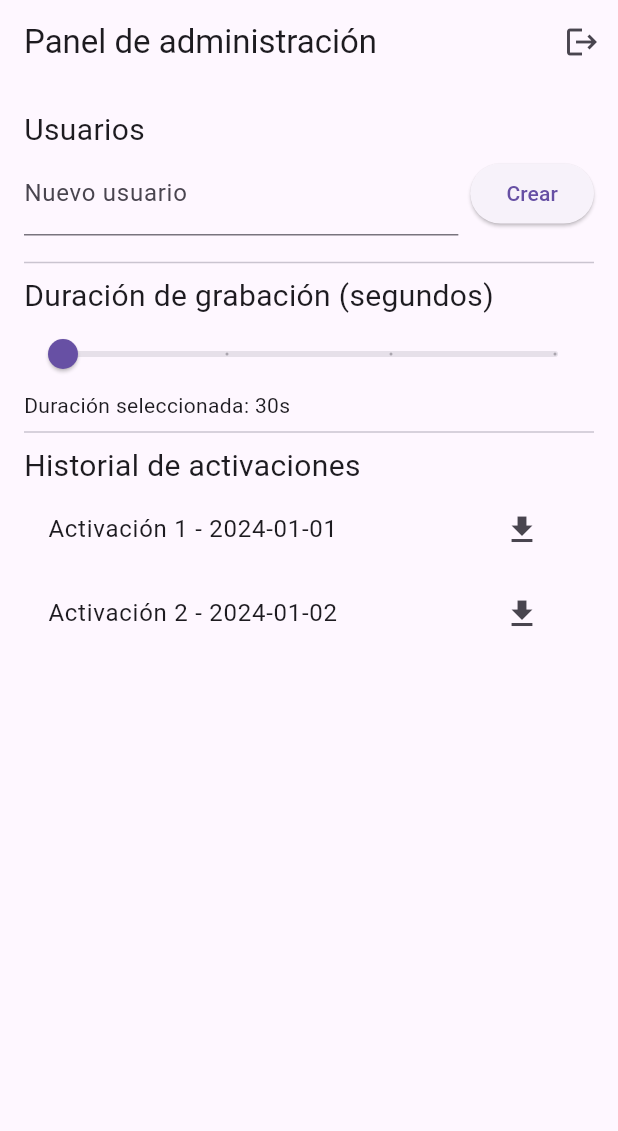
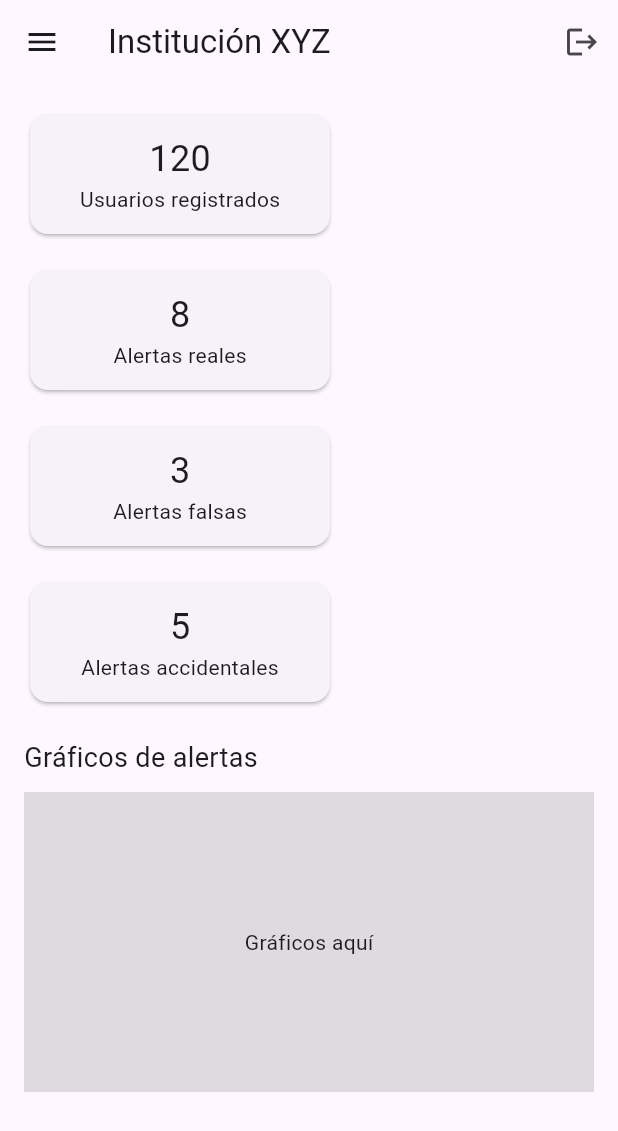
Before and after one commit to benpido/adminweb, a Flutter app: the screen it shows once a user with an empty profile is signed in, on a phone screen of 412 x 824 dp. Shown: the top 1131 px of the screen. Run offline on Flutter 3.47's test engine with Material 3 defaults, Android fonts, the phone set to English and light mode, and no system bars; our stand-ins replace firebase_auth, firebase_core; missing offline and left inert: dart:html; accounts and stored records are empty; network calls fail.

Commit message:
Expand admin panel with modular pages

```diff
--- a/lib/main.dart
+++ b/lib/main.dart
@@ -2,6 +2,11 @@ import 'package:flutter/material.dart';
 import 'package:firebase_core/firebase_core.dart';
 import 'package:firebase_auth/firebase_auth.dart';
 import 'firebase_options.dart';
+import 'pages/dashboard_page.dart';
+import 'pages/users_page.dart';
+import 'pages/activations_page.dart';
+import 'pages/recordings_page.dart';
+import 'pages/settings_page.dart';
 
 Future<void> main() async {
   WidgetsFlutterBinding.ensureInitialized();
@@ -52,6 +57,32 @@ class _LoginPageState extends State<LoginPage> {
         email: emailController.text,
         password: passwordController.text,
       );
+      final otpOk = await showDialog<bool>(
+            context: context,
+            builder: (context) {
+              final controller = TextEditingController();
+              return AlertDialog(
+                title: const Text('Código 2FA'),
+                content: TextField(
+                  controller: controller,
+                  decoration:
+                      const InputDecoration(labelText: 'Ingrese el código'),
+                ),
+                actions: [
+                  TextButton(
+                    onPressed: () =>
+                        Navigator.of(context).pop(controller.text == '123456'),
+                    child: const Text('Validar'),
+                  )
+                ],
+              );
+            },
+          ) ??
+          false;
+      if (!otpOk) {
+        await FirebaseAuth.instance.signOut();
+        setState(() => error = 'Código 2FA incorrecto');
+      }
     } on FirebaseAuthException catch (e) {
       if (e.code == 'user-not-found') {
         setState(() => error = 'Cuenta no encontrada');
@@ -93,6 +124,7 @@ class _LoginPageState extends State<LoginPage> {
   }
 }
 
+
 class AdminPanel extends StatefulWidget {
   const AdminPanel({super.key});
 
@@ -101,62 +133,40 @@ class AdminPanel extends StatefulWidget {
 }
 
 class _AdminPanelState extends State<AdminPanel> {
-  final TextEditingController userController = TextEditingController();
-  final TextEditingController editController = TextEditingController();
-  final List<String> users = [];
-  double recordingDuration = 30;
+  int index = 0;
 
-  final List<String> activations = [
-    'Activación 1 - 2024-01-01',
-    'Activación 2 - 2024-01-02',
+  static final _pages = [
+    const DashboardPage(),
+    const UsersPage(),
+    const ActivationsPage(),
+    const RecordingsPage(),
+    const SettingsPage(),
   ];
 
-  void _addUser() {
-    final text = userController.text;
-    if (text.isNotEmpty) {
-      setState(() {
-        users.add(text);
-        userController.clear();
-      });
-    }
-  }
-
-  void _editUser(int index) {
-    editController.text = users[index];
-    showDialog(
-      context: context,
-      builder: (context) {
-        return AlertDialog(
-          title: const Text('Editar usuario'),
-          content: TextField(controller: editController),
-          actions: [
-            TextButton(
-              onPressed: () {
-                setState(() {
-                  users[index] = editController.text;
-                });
-                Navigator.of(context).pop();
-              },
-              child: const Text('Guardar'),
-            ),
-          ],
-        );
-      },
-    );
-  }
-
-  void _deleteUser(int index) {
-    setState(() {
-      users.removeAt(index);
-    });
-  }
+  static const _titles = [
+    'Dashboard',
+    'Usuarios',
+    'Activaciones',
+    'Grabaciones',
+    'Configuración',
+  ];
 
   @override
   Widget build(BuildContext context) {
+    return LayoutBuilder(
+      builder: (context, constraints) {
+        final useRail = constraints.maxWidth >= 700;
+        final user = FirebaseAuth.instance.currentUser;
+        final content = _pages[index];
         return Scaffold(
           appBar: AppBar(
-        title: const Text('Panel de administración'),
+            title: const Text('Institución XYZ'),
             actions: [
+              if (user != null)
+                Padding(
+                  padding: const EdgeInsets.symmetric(horizontal: 16),
+                  child: Center(child: Text(user.email ?? '')),
+                ),
               IconButton(
                 icon: const Icon(Icons.logout),
                 tooltip: 'Cerrar sesión',
@@ -164,71 +174,59 @@ class _AdminPanelState extends State<AdminPanel> {
               ),
             ],
           ),
-      body: Padding(
-        padding: const EdgeInsets.all(16),
+          drawer: useRail
+              ? null
+              : Drawer(
                   child: ListView(
                     children: [
-            const Text('Usuarios', style: TextStyle(fontSize: 20)),
-            Row(
-              children: [
-                Expanded(
-                  child: TextField(
-                    controller: userController,
-                    decoration: const InputDecoration(labelText: 'Nuevo usuario'),
-                  ),
-                ),
-                const SizedBox(width: 8),
-                ElevatedButton(onPressed: _addUser, child: const Text('Crear')),
-              ],
-            ),
-            const SizedBox(height: 10),
-            ...List.generate(users.length, (index) {
-              return ListTile(
-                title: Text(users[index]),
-                trailing: Row(
-                  mainAxisSize: MainAxisSize.min,
-                  children: [
-                    IconButton(
-                      icon: const Icon(Icons.edit),
-                      onPressed: () => _editUser(index),
-                    ),
-                    IconButton(
-                      icon: const Icon(Icons.delete),
-                      onPressed: () => _deleteUser(index),
-                    ),
-                  ],
-                ),
-              );
-            }),
-            const Divider(),
-            const Text('Duración de grabación (segundos)', style: TextStyle(fontSize: 20)),
-            Slider(
-              min: 30,
-              max: 60,
-              divisions: 3,
-              value: recordingDuration,
-              label: recordingDuration.round().toString(),
-              onChanged: (value) {
-                setState(() {
-                  recordingDuration = value;
-                });
+                      for (var i = 0; i < _pages.length; i++)
+                        ListTile(
+                          leading: _iconFor(i),
+                          selected: index == i,
+                          title: Text(_titles[i]),
+                          onTap: () {
+                            setState(() => index = i);
+                            Navigator.pop(context);
                           },
-            ),
-            Text('Duración seleccionada: ${recordingDuration.round()}s'),
-            const Divider(),
-            const Text('Historial de activaciones', style: TextStyle(fontSize: 20)),
-            ...activations.map(
-              (a) => ListTile(
-                title: Text(a),
-                trailing: IconButton(
-                  icon: const Icon(Icons.download),
-                  onPressed: () {},
-                ),
-              ),
                         ),
                     ],
                   ),
                 ),
+          body: Row(
+            children: [
+              if (useRail)
+                NavigationRail(
+                  selectedIndex: index,
+                  onDestinationSelected: (i) => setState(() => index = i),
+                  labelType: NavigationRailLabelType.all,
+                  destinations: [
+                    for (var i = 0; i < _pages.length; i++)
+                      NavigationRailDestination(
+                        icon: _iconFor(i),
+                        label: Text(_titles[i]),
+                      ),
+                  ],
+                ),
+              Expanded(child: content),
+            ],
+          ),
+        );
+      },
     );
   }
+
+  static Icon _iconFor(int i) {
+    switch (i) {
+      case 0:
+        return const Icon(Icons.dashboard);
+      case 1:
+        return const Icon(Icons.people);
+      case 2:
+        return const Icon(Icons.history);
+      case 3:
+        return const Icon(Icons.library_music);
+      default:
+        return const Icon(Icons.settings);
     }
+  }
+}
--- /dev/null
+++ b/lib/pages/dashboard_page.dart
@@ -0,0 +1,62 @@
+import 'package:flutter/material.dart';
+
+class DashboardPage extends StatelessWidget {
+  const DashboardPage({super.key});
+
+  @override
+  Widget build(BuildContext context) {
+    return SingleChildScrollView(
+      padding: const EdgeInsets.all(16),
+      child: Column(
+        crossAxisAlignment: CrossAxisAlignment.start,
+        children: [
+          Wrap(
+            spacing: 16,
+            runSpacing: 16,
+            children: const [
+              _MetricCard(title: 'Usuarios registrados', value: '120'),
+              _MetricCard(title: 'Alertas reales', value: '8'),
+              _MetricCard(title: 'Alertas falsas', value: '3'),
+              _MetricCard(title: 'Alertas accidentales', value: '5'),
+            ],
+          ),
+          const SizedBox(height: 20),
+          const Text('Gráficos de alertas', style: TextStyle(fontSize: 18)),
+          const SizedBox(height: 10),
+          Container(
+            height: 200,
+            color: Colors.black12,
+            alignment: Alignment.center,
+            child: const Text('Gráficos aquí'),
+          ),
+        ],
+      ),
+    );
+  }
+}
+
+class _MetricCard extends StatelessWidget {
+  final String title;
+  final String value;
+
+  const _MetricCard({required this.title, required this.value});
+
+  @override
+  Widget build(BuildContext context) {
+    return Card(
+      child: SizedBox(
+        width: 200,
+        height: 80,
+        child: Center(
+          child: Column(
+            mainAxisSize: MainAxisSize.min,
+            children: [
+              Text(value, style: const TextStyle(fontSize: 24)),
+              Text(title),
+            ],
+          ),
+        ),
+      ),
+    );
+  }
+}
```
Also changed, not shown: lib/pages/activations_page.dart (added, +70 -0 lines), lib/pages/recordings_page.dart (added, +43 -0 lines), lib/pages/settings_page.dart (added, +37 -0 lines), lib/pages/users_page.dart (added, +120 -0 lines). Lines whose indentation alone changed are shown as unchanged.
